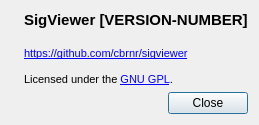
This is src/gui_impl/dialogs/about_dialog.ui in cbrnr/sigviewer as Qt 5 draws it before an edit. The edited form follows.
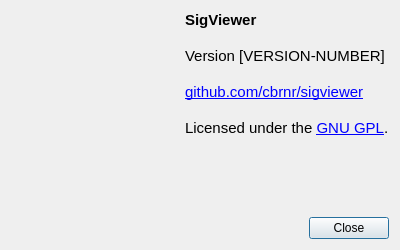
This is the edited form. Icons and pictures are not drawn.

Commit message: External links now work again

Patch:
```diff
--- a/src/gui_impl/dialogs/about_dialog.ui
+++ b/src/gui_impl/dialogs/about_dialog.ui
@@ -2,14 +2,35 @@
 <ui version="4.0">
  <class>aboutDialog</class>
  <widget class="QDialog" name="aboutDialog">
+  <property name="enabled">
+   <bool>true</bool>
+  </property>
   <property name="geometry">
    <rect>
     <x>0</x>
     <y>0</y>
-    <width>412</width>
-    <height>182</height>
+    <width>400</width>
+    <height>250</height>
    </rect>
   </property>
+  <property name="sizePolicy">
+   <sizepolicy hsizetype="Fixed" vsizetype="Fixed">
+    <horstretch>0</horstretch>
+    <verstretch>0</verstretch>
+   </sizepolicy>
+  </property>
+  <property name="minimumSize">
+   <size>
+    <width>400</width>
+    <height>250</height>
+   </size>
+  </property>
+  <property name="maximumSize">
+   <size>
+    <width>400</width>
+    <height>250</height>
+   </size>
+  </property>
   <property name="windowTitle">
    <string>About SigViewer</string>
   </property>
@@ -17,9 +38,6 @@
    <bool>false</bool>
   </property>
   <layout class="QVBoxLayout" name="verticalLayout">
-   <property name="sizeConstraint">
-    <enum>QLayout::SetFixedSize</enum>
-   </property>
    <item>
     <layout class="QHBoxLayout" name="horizontalLayout">
      <item>
@@ -31,7 +49,7 @@
         <pixmap resource="../../src.qrc">:/images/sigviewer128.png</pixmap>
        </property>
        <property name="alignment">
-        <set>Qt::AlignHCenter|Qt::AlignTop</set>
+        <set>Qt::AlignLeading|Qt::AlignLeft|Qt::AlignTop</set>
        </property>
       </widget>
      </item>
@@ -42,17 +60,16 @@
 &lt;html&gt;&lt;head&gt;&lt;meta name=&quot;qrichtext&quot; content=&quot;1&quot; /&gt;&lt;style type=&quot;text/css&quot;&gt;
 p, li { white-space: pre-wrap; }
 &lt;/style&gt;&lt;/head&gt;&lt;body style=&quot; font-family:'Cantarell'; font-size:11pt; font-weight:400; font-style:normal;&quot;&gt;
-&lt;table border=&quot;0&quot; style=&quot;-qt-table-type: root; margin-top:4px; margin-bottom:4px; margin-left:4px; margin-right:4px;&quot;&gt;
-&lt;tr&gt;
-&lt;td style=&quot;border: none;&quot;&gt;
-&lt;p style=&quot; margin-top:0px; margin-bottom:0px; margin-left:0px; margin-right:0px; -qt-block-indent:0; text-indent:0px;&quot;&gt;&lt;span style=&quot; font-family:'Sans Serif'; font-weight:600;&quot;&gt;SigViewer [VERSION-NUMBER]&lt;/span&gt;&lt;/p&gt;
-&lt;p style=&quot;-qt-paragraph-type:empty; margin-top:0px; margin-bottom:0px; margin-left:0px; margin-right:0px; -qt-block-indent:0; text-indent:0px; font-family:'Sans Serif'; font-weight:600;&quot;&gt;&lt;br /&gt;&lt;/p&gt;
-&lt;p style=&quot; margin-top:0px; margin-bottom:0px; margin-left:0px; margin-right:0px; -qt-block-indent:0; text-indent:0px;&quot;&gt;&lt;a href=&quot;https://github.com/cbrnr/sigviewer&quot;&gt;&lt;span style=&quot; font-size:8pt; text-decoration: underline; color:#0000ff;&quot;&gt;https://github.com/cbrnr/sigviewer&lt;/span&gt;&lt;/a&gt;&lt;/p&gt;
-&lt;p style=&quot;-qt-paragraph-type:empty; margin-top:0px; margin-bottom:0px; margin-left:0px; margin-right:0px; -qt-block-indent:0; text-indent:0px; font-family:'Sans Serif'; font-size:8pt; text-decoration: underline; color:#0000ff;&quot;&gt;&lt;br /&gt;&lt;/p&gt;
-&lt;p style=&quot; margin-top:0px; margin-bottom:0px; margin-left:0px; margin-right:0px; -qt-block-indent:0; text-indent:0px;&quot;&gt;&lt;span style=&quot; font-family:'Sans Serif'; font-size:8pt;&quot;&gt;Licensed under the &lt;/span&gt;&lt;a href=&quot;https://www.gnu.org/licenses/gpl.txt&quot;&gt;&lt;span style=&quot; font-size:8pt; text-decoration: underline; color:#0000ff;&quot;&gt;GNU GPL&lt;/span&gt;&lt;/a&gt;&lt;span style=&quot; font-family:'Sans Serif'; font-size:8pt;&quot;&gt;.&lt;/span&gt;&lt;/p&gt;&lt;/td&gt;&lt;/tr&gt;&lt;/table&gt;&lt;/body&gt;&lt;/html&gt;</string>
+&lt;p style=&quot; margin-top:0px; margin-bottom:0px; margin-left:0px; margin-right:0px; -qt-block-indent:0; text-indent:0px;&quot;&gt;&lt;span style=&quot; font-weight:600;&quot;&gt;SigViewer&lt;/span&gt;&lt;/p&gt;
+&lt;p style=&quot;-qt-paragraph-type:empty; margin-top:0px; margin-bottom:0px; margin-left:0px; margin-right:0px; -qt-block-indent:0; text-indent:0px;&quot;&gt;&lt;br /&gt;&lt;/p&gt;
+&lt;p style=&quot; margin-top:0px; margin-bottom:0px; margin-left:0px; margin-right:0px; -qt-block-indent:0; text-indent:0px;&quot;&gt;Version [VERSION-NUMBER]&lt;/p&gt;
+&lt;p style=&quot;-qt-paragraph-type:empty; margin-top:0px; margin-bottom:0px; margin-left:0px; margin-right:0px; -qt-block-indent:0; text-indent:0px;&quot;&gt;&lt;br /&gt;&lt;/p&gt;
+&lt;p style=&quot; margin-top:0px; margin-bottom:0px; margin-left:0px; margin-right:0px; -qt-block-indent:0; text-indent:0px;&quot;&gt;&lt;a href=&quot;https://github.com/cbrnr/sigviewer&quot;&gt;&lt;span style=&quot; text-decoration: underline; color:#0000ff;&quot;&gt;github.com/cbrnr/sigviewer&lt;/span&gt;&lt;/a&gt;&lt;/p&gt;
+&lt;p style=&quot;-qt-paragraph-type:empty; margin-top:0px; margin-bottom:0px; margin-left:0px; margin-right:0px; -qt-block-indent:0; text-indent:0px;&quot;&gt;&lt;br /&gt;&lt;/p&gt;
+&lt;p style=&quot; margin-top:0px; margin-bottom:0px; margin-left:0px; margin-right:0px; -qt-block-indent:0; text-indent:0px;&quot;&gt;Licensed under the &lt;a href=&quot;https://www.gnu.org/licenses/gpl-3.0.en.html&quot;&gt;&lt;span style=&quot; text-decoration: underline; color:#0000ff;&quot;&gt;GNU GPL&lt;/span&gt;&lt;/a&gt;.&lt;/p&gt;&lt;/body&gt;&lt;/html&gt;</string>
        </property>
        <property name="textFormat">
-        <enum>Qt::RichText</enum>
+        <enum>Qt::AutoText</enum>
        </property>
        <property name="alignment">
         <set>Qt::AlignLeading|Qt::AlignLeft|Qt::AlignTop</set>
```
Left out of the diff: 3 changed lines with no effect on the pictures.
